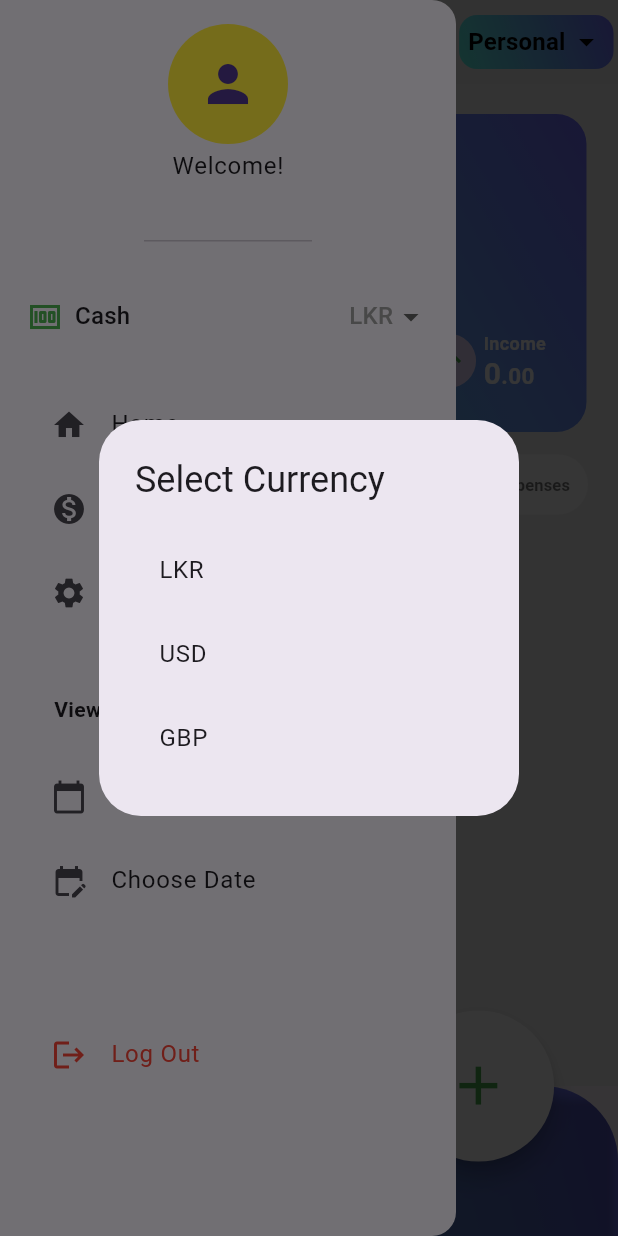
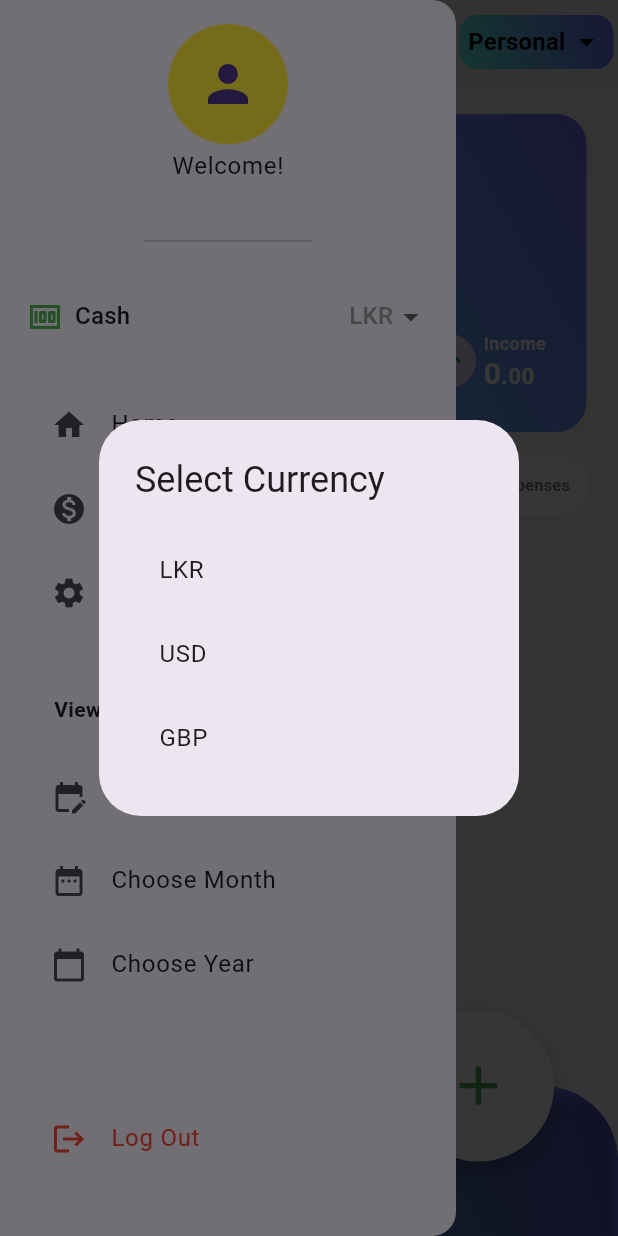
Before and after one commit to minu2003/Dual-Money-Tracker, a Flutter app: the DropdownExample screen opened directly, in the side drawer, after a tap on "Income", on a phone screen of 412 x 824 dp. Run offline on Flutter 3.47's test engine with Material 3 defaults, Android fonts, the phone set to English and light mode, and no system bars; our stand-ins replace cloud_firestore, firebase_auth, firebase_core, fl_chart, google_sign_in, month_picker_dialog and 1 more; accounts and stored records are empty.

Commit message:
add Choose date

```diff
--- a/lib/Provider/firestore_services.dart
+++ b/lib/Provider/firestore_services.dart
@@ -31,13 +31,17 @@ class FirestoreService {
     }
   }
 
-  Stream<QuerySnapshot> getTransactions(String paymentMethod, DateTime? selectedDate) {
+  Stream<QuerySnapshot> getTransactions(String paymentMethod, DateTime? selectedDate, DateTime? selectedMonth, DateTime? selectedYear) {
     try {
       Query query = _getUserTransactionsCollection(paymentMethod).orderBy('date', descending: true);
 
       if (selectedDate != null) {
         DateTime start = DateTime(selectedDate.year, selectedDate.month, selectedDate.day, 0, 0, 0);
         DateTime end = DateTime(selectedDate.year, selectedDate.month, selectedDate.day, 23, 59, 59);
+        query = query.where('date', isGreaterThanOrEqualTo: start).where('date', isLessThanOrEqualTo: end);
+      } else if (selectedMonth != null && selectedYear != null) {
+        DateTime start = DateTime(selectedYear.year, selectedMonth.month, 1);
+        DateTime end = DateTime(selectedYear.year, selectedMonth.month + 1, 0, 23, 59, 59);
         query = query.where('date', isGreaterThanOrEqualTo: start).where('date', isLessThanOrEqualTo: end);
       }
 
--- a/lib/Provider/transaction_period_provider.dart
+++ b/lib/Provider/transaction_period_provider.dart
@@ -1,21 +1,26 @@
 import 'package:flutter/material.dart';
 
-enum TransactionPeriod { day, month, year }
+class TransactionPeriodProvider with ChangeNotifier {
+  DateTime? _selectedDate;
+  DateTime? _selectedMonth = DateTime(DateTime.now().year, DateTime.now().month);
+  DateTime? _selectedYear;
 
-class TransactionPeriodProvider with ChangeNotifier {
-  TransactionPeriod _selectedPeriod = TransactionPeriod.month;
-  DateTime? _selectedDate;
-
-  TransactionPeriod get selectedPeriod => _selectedPeriod;
   DateTime? get selectedDate => _selectedDate;
-
-  void setPeriod(TransactionPeriod period) {
-    _selectedPeriod = period;
-    notifyListeners();
-  }
+  DateTime? get selectedMonth => _selectedMonth;
+  DateTime? get selectedYear => _selectedYear;
 
   void setSelectedDate(DateTime date) {
     _selectedDate = date;
     notifyListeners();
   }
+
+  void setSelectedMonth(DateTime month) {
+    _selectedMonth = month;
+    notifyListeners();
+  }
+
+  void setSelectedYear(DateTime year) {
+    _selectedYear = year;
+    notifyListeners();
+  }
 }
--- a/lib/components/drawer_screen.dart
+++ b/lib/components/drawer_screen.dart
@@ -1,9 +1,9 @@
 import 'package:cloud_firestore/cloud_firestore.dart';
 import 'package:flutter/material.dart';
 import 'package:firebase_auth/firebase_auth.dart';
+import 'package:month_picker_dialog/month_picker_dialog.dart';
 import 'package:provider/provider.dart';
 import 'package:money_app/Authentication/sign_in.dart';
-import 'package:money_app/components/selectDate.dart';
 import 'package:money_app/screens/view/home_screen.dart';
 import 'package:money_app/screens/view/settings.dart' as settings_screen;
 import '../Provider/paymentMethod_provider.dart';
@@ -20,6 +20,8 @@ class DrawerScreen extends StatefulWidget {
 
 class _DrawerScreenState extends State<DrawerScreen> {
   DateTime? selectedDate;
+  DateTime? selectedMonth;
+  DateTime? selectedYear;
 
   Future<void> _selectDate(BuildContext context) async {
     DateTime? picked = await showDatePicker(
@@ -34,6 +36,57 @@ class _DrawerScreenState extends State<DrawerScreen> {
         selectedDate = picked;
         Provider.of<TransactionPeriodProvider>(context, listen: false).setSelectedDate(picked);
       });
+    }
+  }
+
+  Future<void> _selectMonth(BuildContext context) async {
+    DateTime now = DateTime.now();
+    DateTime? picked = await showMonthPicker(
+      context: context,
+      initialDate: selectedMonth ?? now,
+      firstDate: DateTime(2000, 1),
+      lastDate: DateTime(2100, 12),
+    );
+
+    if (picked != null) {
+      setState(() {
+        selectedMonth = picked;
+      });
+    }
+  }
+
+  Future<void> _selectYear(BuildContext context) async {
+    DateTime now = DateTime.now();
+    int? selectedYear = await showDialog<int>(
+      context: context,
+      builder: (context) {
+        return AlertDialog(
+          title: const Text("Select Year"),
+          content: SizedBox(
+            height: 200,
+            width: 100,
+            child: ListView.builder(
+              itemCount: 101,
+              itemBuilder: (context, index) {
+                int year = 2000 + index;
+                return ListTile(
+                  title: Text(year.toString()),
+                  onTap: () {
+                    Navigator.of(context).pop(year);
+                  },
+                );
+              },
+            ),
+          ),
+        );
+      },
+    );
+
+    if (selectedYear != null) {
+      setState(() {
+        this.selectedYear = DateTime(selectedYear);
+      });
+      Provider.of<TransactionPeriodProvider>(context, listen: false).setSelectedYear(DateTime(selectedYear));
     }
   }
 
@@ -107,8 +160,9 @@ class _DrawerScreenState extends State<DrawerScreen> {
                   const SizedBox(height: 40),
                   const Align(alignment: Alignment.centerLeft, child: Padding(padding: EdgeInsets.only(left: 18), child: Text("Viewed By", style: TextStyle(fontWeight: FontWeight.bold)))),
                   const SizedBox(height: 20),
-                  _buildListTile(Icons.calendar_today, "Select Period", () => DateProvider.showDateDialog(context)),
                   _buildListTile(Icons.edit_calendar, selectedDate != null ? "${selectedDate!.toLocal()}".split(' ')[0] : "Choose Date", () => _selectDate(context)),
+                  _buildListTile(Icons.date_range, selectedMonth != null ? "${selectedMonth!.month}/${selectedMonth!.year}" : "Choose Month", () => _selectMonth(context)),
+                  _buildListTile(Icons.calendar_today, selectedYear != null ? "${selectedYear!.year}" : "Choose Year", () => _selectYear(context)),
                   Padding(
                     padding: const EdgeInsets.only(top: 60),
                     child: ListTile(
--- a/lib/components/recent_transaction.dart
+++ b/lib/components/recent_transaction.dart
@@ -3,7 +3,6 @@ import 'package:cloud_firestore/cloud_firestore.dart';
 import 'package:provider/provider.dart';
 import '../Provider/firestore_services.dart';
 import 'package:intl/intl.dart';
-
 import '../Provider/paymentMethod_provider.dart';
 import '../Provider/transaction_period_provider.dart';
 import 'currency_provider.dart';
@@ -15,11 +14,12 @@ class RecentTransactions extends StatelessWidget {
   Widget build(BuildContext context) {
     final currency = Provider.of<CurrencyProvider>(context).currency;
     final selectedPaymentMethod = Provider.of<PaymentMethodProvider>(context).selectedMethod;
-    final selectedPeriod = Provider.of<TransactionPeriodProvider>(context).selectedPeriod;
     final selectedDate = Provider.of<TransactionPeriodProvider>(context).selectedDate;
+    final selectedMonth = Provider.of<TransactionPeriodProvider>(context).selectedMonth;
+    final selectedYear = Provider.of<TransactionPeriodProvider>(context).selectedYear;
 
     return StreamBuilder<QuerySnapshot>(
-      stream: _firestoreService.getTransactions(selectedPaymentMethod, selectedDate),
+      stream: _firestoreService.getTransactions(selectedPaymentMethod, selectedDate, selectedMonth, selectedYear),
       builder: (context, snapshot) {
         if (snapshot.connectionState == ConnectionState.waiting) {
           return Center(child: CircularProgressIndicator());
@@ -45,24 +45,16 @@ class RecentTransactions extends StatelessWidget {
           };
         }).toList();
 
-        DateTime now = DateTime.now();
-        transactionsList = transactionsList.where((transaction) {
-          DateTime transactionDate = transaction['date'];
-          if (selectedPeriod == TransactionPeriod.day) {
-            return transactionDate.year == now.year &&
-                transactionDate.month == now.month &&
-                transactionDate.day == now.day;
-          } else if (selectedPeriod == TransactionPeriod.month) {
-            return transactionDate.year == now.year &&
-                transactionDate.month == now.month;
-          } else if (selectedPeriod == TransactionPeriod.year) {
-            return transactionDate.year == now.year;
-          }
-          return true;
-        }).toList();
+        if (selectedMonth != null && selectedYear != null) {
+          transactionsList = transactionsList.where((transaction) {
+            DateTime transactionDate = transaction['date'];
+            return transactionDate.month == selectedMonth!.month && transactionDate.year == selectedYear!.year;
+          }).toList();
+        }
+
+        transactionsList.sort((a, b) => a['date'].compareTo(b['date']));
 
         double balance = 0.0;
-        transactionsList.sort((a, b) => b['date'].compareTo(a['date']));
 
         for (var transaction in transactionsList) {
           double amount = transaction['amount'] ?? 0.0;
@@ -76,7 +68,7 @@ class RecentTransactions extends StatelessWidget {
 
           transaction['balance'] = balance;
         }
-
+        transactionsList = transactionsList.reversed.toList();
         final recentTransactions = transactionsList.take(10).toList();
 
         return Expanded(
--- a/lib/screens/view/home_screen.dart
+++ b/lib/screens/view/home_screen.dart
@@ -58,29 +58,25 @@ class _DropdownExampleState extends State<DropdownExample> {
     User? user = FirebaseAuth.instance.currentUser;
     if (user == null) return;
 
-    // Get the selected time period
-    final selectedPeriod = Provider.of<TransactionPeriodProvider>(context, listen: false).selectedPeriod;
+    final transactionProvider = Provider.of<TransactionPeriodProvider>(context, listen: false);
     DateTime now = DateTime.now();
     DateTime startDate, endDate;
 
-    switch (selectedPeriod) {
-      case TransactionPeriod.day:
-        startDate = DateTime(now.year, now.month, now.day);
-        endDate = startDate.add(Duration(days: 1));
-        break;
-      case TransactionPeriod.month:
-        startDate = DateTime(now.year, now.month, 1);
-        endDate = DateTime(now.year, now.month + 1, 1);
-        break;
-      case TransactionPeriod.year:
-        startDate = DateTime(now.year, 1, 1);
-        endDate = DateTime(now.year + 1, 1, 1);
-        break;
-      default:
-        return;
+    if (transactionProvider.selectedDate != null) {
+      startDate = transactionProvider.selectedDate!;
+      endDate = startDate.add(Duration(days: 1));
+    } else if (transactionProvider.selectedMonth != null) {
+      startDate = DateTime(transactionProvider.selectedMonth!.year, transactionProvider.selectedMonth!.month, 1);
+      endDate = DateTime(transactionProvider.selectedMonth!.year, transactionProvider.selectedMonth!.month + 1, 1);
+    } else if (transactionProvider.selectedYear != null) {
+      startDate = DateTime(transactionProvider.selectedYear!.year, 1, 1);
+      endDate = DateTime(transactionProvider.selectedYear!.year + 1, 1, 1);
+    } else {
+
+      startDate = DateTime(now.year, now.month, 1);
+      endDate = DateTime(now.year, now.month + 1, 1);
     }
 
-    // Fetch transactions from Firestore based on selected period
     FirebaseFirestore.instance
         .collection('users')
         .doc(user.uid)
@@ -114,7 +110,6 @@ class _DropdownExampleState extends State<DropdownExample> {
       }
     });
   }
-
 
   void handleAccountChange(String account) {
     setState(() {
--- a/pubspec.yaml
+++ b/pubspec.yaml
@@ -47,6 +47,7 @@ dependencies:
   flutter_facebook_auth: ^7.1.1
   rxdart: ^0.28.0
   provider: ^6.1.2
+  month_picker_dialog: ^6.0.3
 
 dev_dependencies:
   flutter_test:
```
Also changed, not shown: lib/components/selectDate.dart (deleted, +0 -41 lines), lib/screens/view/income_expense/income_expemses.dart (+19 -16 lines), pubspec.lock.
